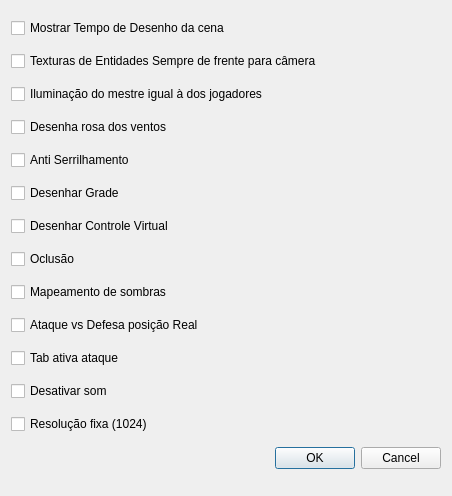
matferib/tabuleiro-virtual, file ifg/qt/ui/opcoes.ui: the form before one commit.
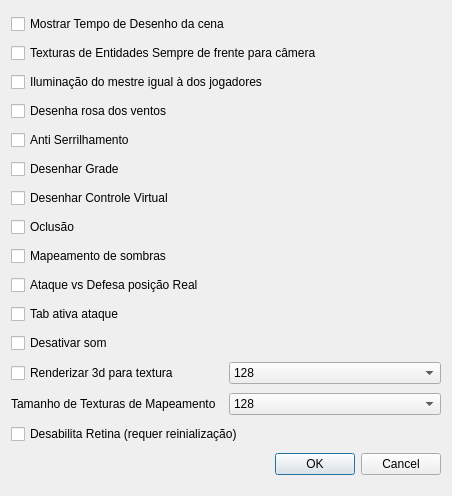
The form after the commit.

Commit message: ui de opcoes

```diff
--- a/ifg/qt/ui/opcoes.ui
+++ b/ifg/qt/ui/opcoes.ui
@@ -99,9 +99,111 @@
     </widget>
    </item>
    <item>
-    <widget class="QCheckBox" name="checkbox_resolucao_fixa">
+    <layout class="QHBoxLayout" name="horizontalLayout">
+     <property name="sizeConstraint">
+      <enum>QLayout::SetDefaultConstraint</enum>
+     </property>
+     <item>
+      <widget class="QCheckBox" name="checkbox_resolucao_fixa">
+       <property name="sizePolicy">
+        <sizepolicy hsizetype="Minimum" vsizetype="Fixed">
+         <horstretch>0</horstretch>
+         <verstretch>0</verstretch>
+        </sizepolicy>
+       </property>
+       <property name="text">
+        <string>Renderizar 3d para textura</string>
+       </property>
+      </widget>
+     </item>
+     <item>
+      <widget class="QComboBox" name="combo_tamanho_buffer_principal">
+       <item>
+        <property name="text">
+         <string>128</string>
+        </property>
+       </item>
+       <item>
+        <property name="text">
+         <string>256</string>
+        </property>
+       </item>
+       <item>
+        <property name="text">
+         <string>512</string>
+        </property>
+       </item>
+       <item>
+        <property name="text">
+         <string>1024</string>
+        </property>
+       </item>
+       <item>
+        <property name="text">
+         <string>2048</string>
+        </property>
+       </item>
+       <item>
+        <property name="text">
+         <string>4096</string>
+        </property>
+       </item>
+      </widget>
+     </item>
+    </layout>
+   </item>
+   <item>
+    <layout class="QHBoxLayout" name="horizontalLayout_2">
+     <item>
+      <widget class="QLabel" name="label_2">
+       <property name="text">
+        <string>Tamanho de Texturas de Mapeamento</string>
+       </property>
+      </widget>
+     </item>
+     <item>
+      <widget class="QComboBox" name="combo_tamanho_texturas">
+       <item>
+        <property name="text">
+         <string>128</string>
+        </property>
+       </item>
+       <item>
+        <property name="text">
+         <string>256</string>
+        </property>
+       </item>
+       <item>
+        <property name="text">
+         <string>512</string>
+        </property>
+       </item>
+       <item>
+        <property name="text">
+         <string>1024</string>
+        </property>
+       </item>
+       <item>
+        <property name="text">
+         <string>2048</string>
+        </property>
+       </item>
+       <item>
+        <property name="text">
+         <string>4096</string>
+        </property>
+       </item>
+      </widget>
+     </item>
+    </layout>
+   </item>
+   <item>
+    <widget class="QCheckBox" name="checkbox_desabilitar_retina">
+     <property name="toolTip">
+      <string>Se marcado, não usará display de retina.</string>
+     </property>
      <property name="text">
-      <string>Resolução fixa (1024)</string>
+      <string>Desabilita Retina (requer reinialização)</string>
      </property>
     </widget>
    </item>
```
The commit also changes 8 other files.
